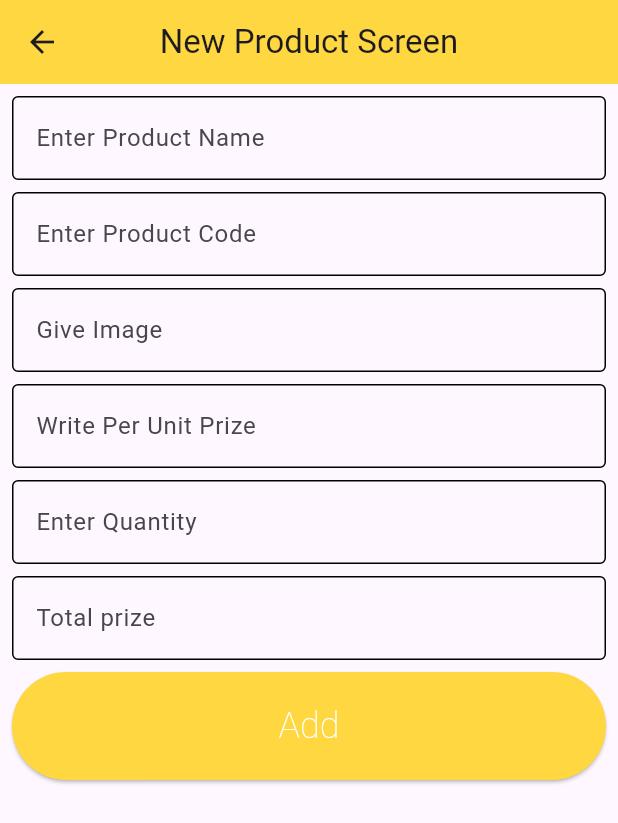
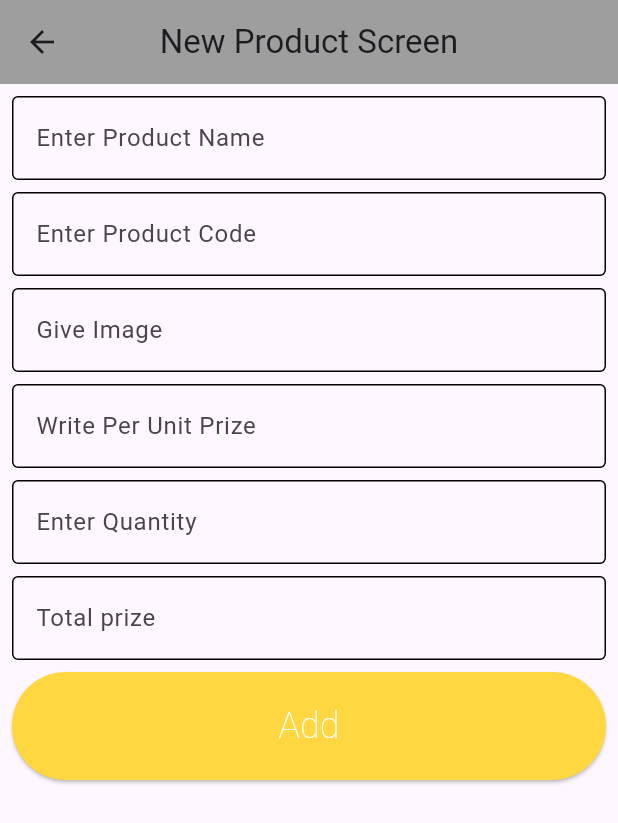
Before and after one commit to saiful-softdev/crud_app, a Flutter app: the screen it shows after launch, after a tap on "Add", on a phone screen of 412 x 824 dp. Shown: the top 823 px of the screen. Run offline on Flutter 3.47's test engine with Material 3 defaults, Android fonts, the phone set to English and light mode, and no system bars; network calls fail.

```diff
--- a/lib/dart_app.dart
+++ b/lib/dart_app.dart
@@ -10,28 +10,20 @@ class CRUDapp extends StatelessWidget {
       debugShowCheckedModeBanner: false,
       theme: ThemeData(
           appBarTheme: const AppBarTheme(
-          backgroundColor: Colors.amberAccent,
-          centerTitle: true
-        ),
+              backgroundColor: Colors.grey, centerTitle: true),
           inputDecorationTheme: const InputDecorationTheme(
               border: OutlineInputBorder(),
               errorBorder: OutlineInputBorder(),
               enabledBorder: OutlineInputBorder(),
               focusedBorder: OutlineInputBorder(),
-          disabledBorder: OutlineInputBorder()
-        ),
+              disabledBorder: OutlineInputBorder()),
           elevatedButtonTheme: ElevatedButtonThemeData(
               style: ElevatedButton.styleFrom(
                   backgroundColor: Colors.amberAccent,
                   foregroundColor: Colors.white,
                   padding: const EdgeInsets.symmetric(vertical: 22),
                   textStyle: const TextStyle(
-              fontSize: 24,
-              fontWeight: FontWeight.w200
-            )
-          )
-        )
-      ),
+                      fontSize: 24, fontWeight: FontWeight.w200)))),
       home: const ProductListScreen(),
     );
   }
--- a/lib/product_list_screen.dart
+++ b/lib/product_list_screen.dart
@@ -1,10 +1,11 @@
+import 'dart:convert';
 import 'package:crud_app/add_new_product_screen.dart';
 import 'package:crud_app/edit_new_screen.dart';
+import 'package:crud_app/product.dart';
 import 'package:flutter/material.dart';
-enum PopupMenuType{
-  edit,
-  delete
-}
+import 'package:http/http.dart';
+
+enum PopupMenuType { edit, delete }
 
 class ProductListScreen extends StatefulWidget {
   const ProductListScreen({Key? key}) : super(key: key);
@@ -14,6 +15,14 @@ class ProductListScreen extends StatefulWidget {
 }
 
 class _ProductListScreenState extends State<ProductListScreen> {
+  List<Product> productList = [];
+
+  @override
+  void initState() {
+    super.initState();
+    getProductListFromApi();
+  }
+
   @override
   Widget build(BuildContext context) {
     return Scaffold(
@@ -21,85 +30,128 @@ class _ProductListScreenState extends State<ProductListScreen> {
         title: const Text("CRUD app"),
       ),
       body: ListView.builder(
-        itemCount: 10,
+        itemCount: productList.length,
         itemBuilder: (context, index) {
-          return  ListTile(
-            leading: const CircleAvatar(
-              backgroundImage: NetworkImage(
-                  "https://pixabay.com/vectors/laptop-computer-business-technology-312499/"),
+          return ListTile(
+            leading:  CircleAvatar(
+              backgroundImage: NetworkImage(productList[index].image ?? ""),
             ),
-            title: const Text("Product Name"),
-            subtitle: const Wrap(
+            title:  Text(productList[index].productName ?? "Unkown"),
+            subtitle:  Wrap(
               spacing: 16,
               children: [
-                Text("Product Code"),
-                Text("Product Image"),
-                Text("Unit Prize"),
-                Text("Quantity"),
+                Text(productList[index].productCode ?? ""),
+                Text(productList[index].totalPrice ?? ""),
+                Text(productList[index].unitPrice ?? ""),
+                Text(productList[index].quantity ?? ""),
                 Text("Total Prize")
               ],
             ),
             trailing: PopupMenuButton<PopupMenuType>(
-              onSelected: onTapPopUpMenuButton ,
-              itemBuilder:(context)=>[
+              onSelected: onTapPopUpMenuButton,
+              itemBuilder: (context) => [
                 const PopupMenuItem(
                   value: PopupMenuType.edit,
                   child: Row(
                     children: [
                       Icon(Icons.edit),
-                  SizedBox(width: 8,),
+                      SizedBox(
+                        width: 8
+                      ),
                       Text("Edit")
                     ],
                   ),
                 ),
                 const PopupMenuItem(
                   value: PopupMenuType.delete,
-                  child:Row(
+                  child: Row(
                     children: [
                       Icon(Icons.delete),
                       SizedBox(width: 8),
-                      Text("Delete"),
+                      Text("Delete")
                     ],
-                  ) ),
+                  ),
+                ),
               ],
-
             ),
           );
         },
       ),
       floatingActionButton: FloatingActionButton.extended(
           onPressed: () {
-            Navigator.push(context, MaterialPageRoute(builder: (context)=>const AddNewProductScreen()));
-          }, icon: const Icon(Icons.add), label: const Text("Add")),
+            Navigator.push(
+                context,
+                MaterialPageRoute(
+                    builder: (context) => const AddNewProductScreen()));
+          },
+          icon: const Icon(Icons.add),
+          label: const Text("Add")),
     );
   }
-  void onTapPopUpMenuButton(PopupMenuType type){
-    switch (type)
-    {
+
+  void onTapPopUpMenuButton(PopupMenuType type) {
+    switch (type) {
       case PopupMenuType.edit:
-        Navigator.push(context, MaterialPageRoute(
-            builder: (contex)=> const EditNewScreen(),),);
+        Navigator.push(
+          context,
+          MaterialPageRoute(
+            builder: (context) => const EditNewScreen(),
+          ),
+        );
         break;
       case PopupMenuType.delete:
         _showDeleteDialoge();
-
     }
   }
-  void _showDeleteDialoge(){
-    showDialog(context: context, builder: (contex){
-      return  AlertDialog(
+
+  void _showDeleteDialoge() {
+    showDialog(
+        context: context,
+        builder: (contex) {
+          return AlertDialog(
             title: const Text("Delete Dialoge"),
             content: const Text("Are You Sure Delete"),
             actions: [
-          TextButton(onPressed: (){
+              TextButton(
+                  onPressed: () {
                     Navigator.pop(context);
-          }, child: const Text("Cancel")),
-          TextButton(onPressed: (){
+                  },
+                  child: const Text("Cancel")),
+              TextButton(
+                  onPressed: () {
                     Navigator.pop(context);
-          }, child: const Text("Yes,Sure",
-            style: TextStyle(color: Colors.red),))
+                  },
+                  child: const Text(
+                    "Yes,Sure",
+                    style: TextStyle(color: Colors.red),
+                  ))
             ],
           );
         });
   }
+
+  Future<void> getProductListFromApi() async {
+    Uri uri = Uri.parse("https://crud.teamrabbil.com/api/v1/ReadProduct");
+    Response response = await get(uri);
+    print(response);
+    print(response.statusCode);
+    print(response.body);
+    if (response.statusCode == 200) {
+      var decodedResponse = jsonDecode(response.body);
+      if (decodedResponse["status"] == "success") {
+        var list = decodedResponse["data"];
+        for (var item in list) {
+          Product product = Product(
+              id: item["_id"],
+              productName: item["ProductName"],
+              productCode: item["ProductCode"],
+              quantity: item["Qty"],
+              totalPrice: item["TotalPrice"],
+              image: item["Img"]);
+          productList.add(product);
         }
+        setState(() {});
+      }
+    }
+  }
+}
```
Also changed, not shown: lib/add_new_product_screen.dart (+14 -19 lines), lib/edit_new_screen.dart (+21 -19 lines), pubspec.yaml (+2 -35 lines), pubspec.lock. Lines whose indentation alone changed are shown as unchanged.
